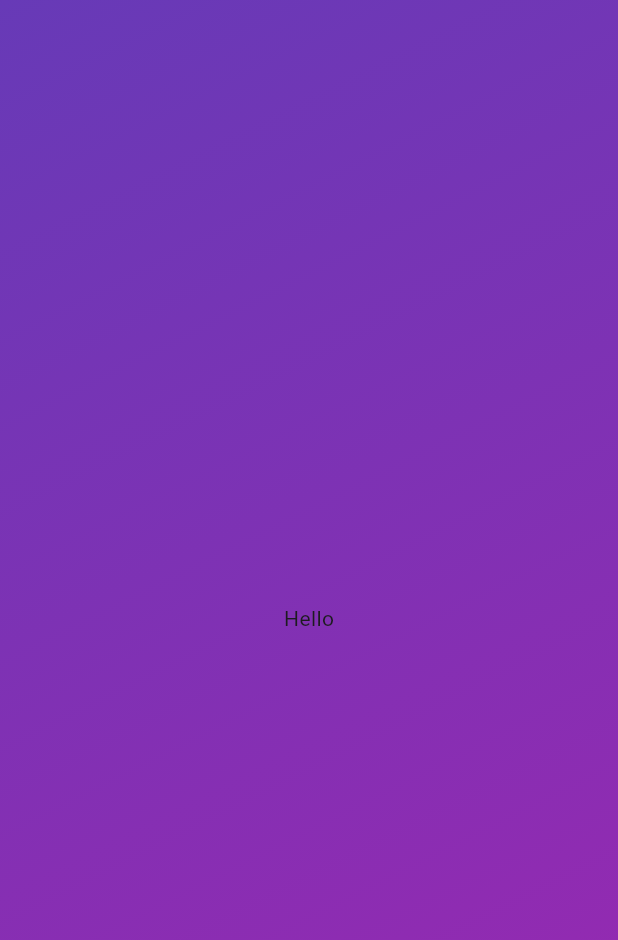
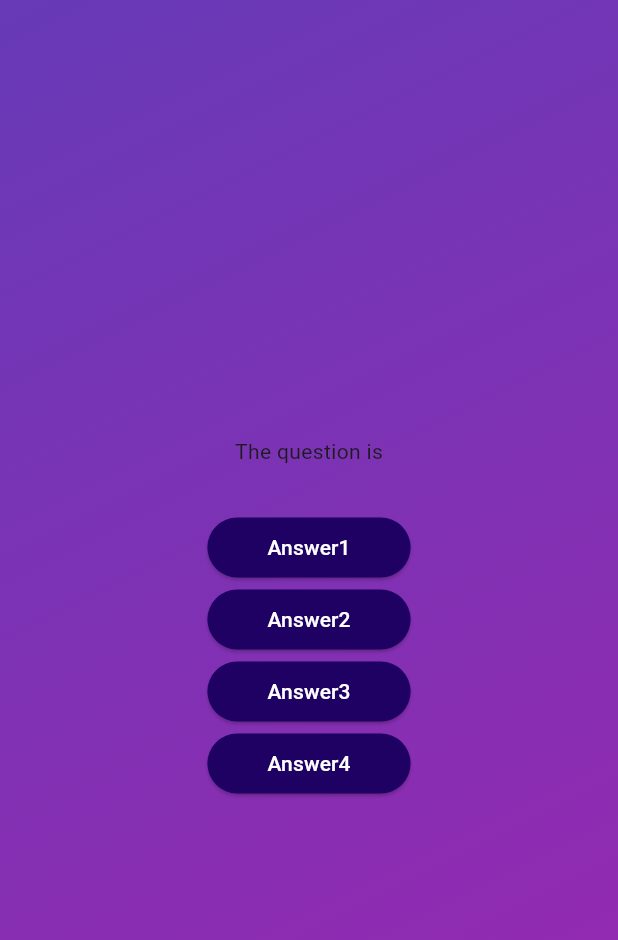
Before and after one commit to UsmanKhursheed06/Quiz-App, a Flutter app: the screen it shows after launch, on a phone screen of 412 x 824 dp. Shown: the top 940 px of the screen. Run offline on Flutter 3.47's test engine with Material 3 defaults, Android fonts, the phone set to English and light mode, and no system bars.

Commit message:
buttons styling

```diff
--- /dev/null
+++ b/lib/answer_buttons_styling.dart
@@ -0,0 +1,22 @@
+import 'package:flutter/material.dart';
+
+class AnswerButton extends StatelessWidget {
+  AnswerButton({required this.anstext, required this.onTap, super.key});
+  final String anstext;
+  final void Function() onTap;
+  @override
+  Widget build(context) {
+    return ElevatedButton(
+      onPressed: onTap,
+      style: ElevatedButton.styleFrom(
+        padding: const EdgeInsets.symmetric(horizontal: 40,vertical: 10),
+        backgroundColor:const Color.fromARGB(255, 30, 1, 98),
+        foregroundColor: Colors.white,
+        shape: RoundedRectangleBorder(
+          borderRadius: BorderRadius.circular(40),
+        ),
+      ),
+      child: Text(anstext),
+    );
+  }
+}
--- a/lib/questions_screen.dart
+++ b/lib/questions_screen.dart
@@ -1,24 +1,32 @@
 import 'package:flutter/material.dart';
+import 'answer_buttons_styling.dart';
 
-class Questions extends StatefulWidget
-{
+class Questions extends StatefulWidget {
   const Questions({super.key});
   @override
-
-State<Questions> createState()
-{
+  State<Questions> createState() {
     return _Questions();
   }
-
 }
 
-
-class _Questions extends State<Questions>
-{
+class _Questions extends State<Questions> {
   @override
-  Widget build(context)
-  {
-    return Center(child: const Text('Hello'));
+  Widget build(context) {
+    return SizedBox(
+      width: double.infinity,
+      child: Column(
+        mainAxisAlignment: MainAxisAlignment.center,
+        children: [
+          const Text('The question is'),
+          const SizedBox(
+            height: 30,
+          ),
+          AnswerButton(anstext: 'Answer1', onTap: () {}),
+          AnswerButton(anstext: 'Answer2', onTap: () {}),
+          AnswerButton(anstext: 'Answer3', onTap: () {}),
+          AnswerButton(anstext: 'Answer4', onTap: () {}),
+        ],
+      ),
+    );
   }
-
 }
```
Also changed, not shown: lib/data/questions_answers.dart (+54 -0 lines). Lines whose indentation alone changed are shown as unchanged.
